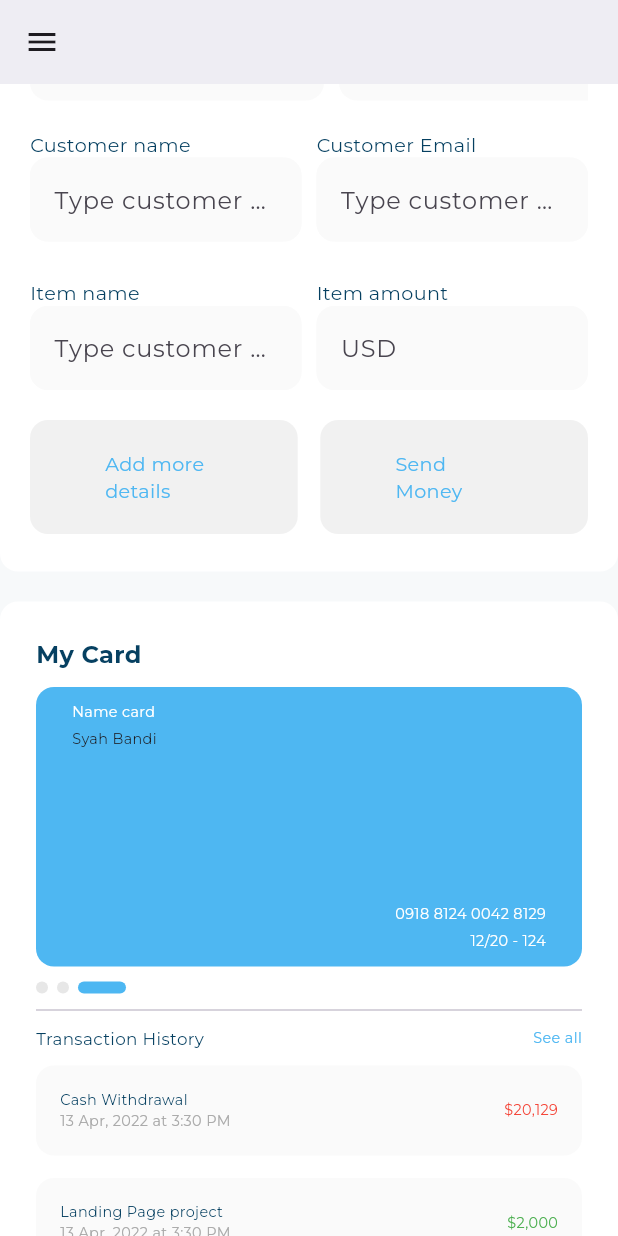
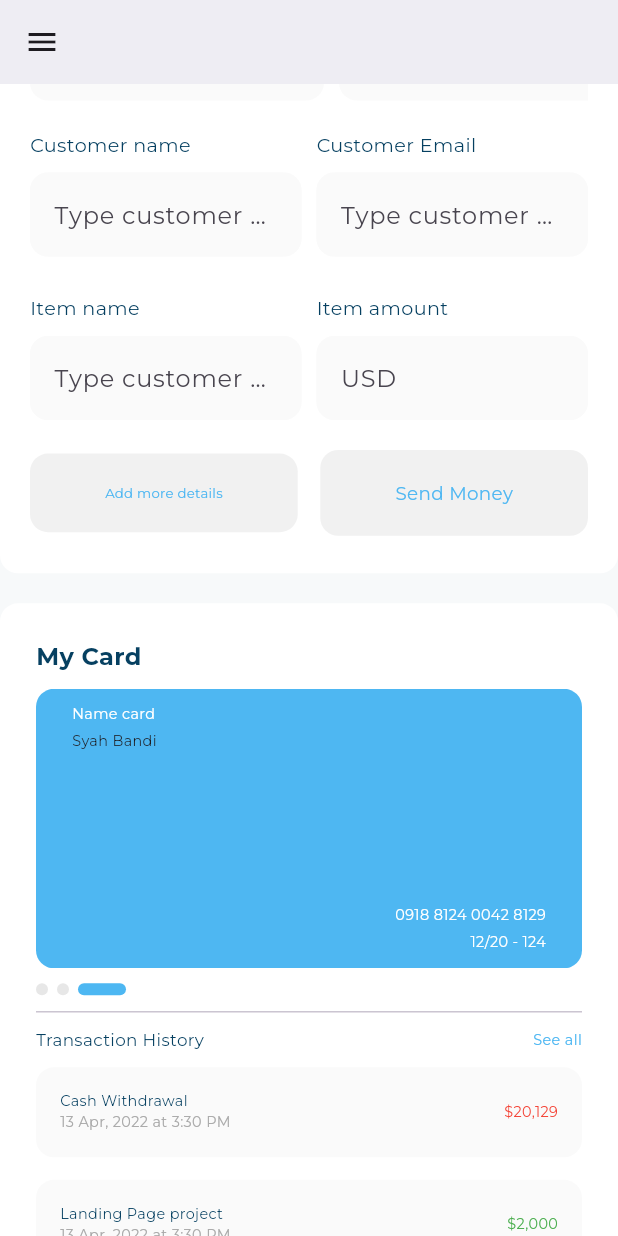
Before and after one commit to Alaanaser714/DashBoard, a Flutter app: the screen it shows after launch, scrolled down 576 dp, on a phone screen of 412 x 824 dp. Run offline on Flutter 3.47's test engine with Material 3 defaults, Android fonts, the phone set to English and light mode, and no system bars; drawn by our look-alikes of expandable_page_view; our stand-ins replace device_preview, fl_chart, flutter_svg; project files that could hold a hidden picture were left out.

Commit message:
edit text field

```diff
--- /dev/null
+++ b/devtools_options.yaml
@@ -0,0 +1,3 @@
+description: This file stores settings for Dart & Flutter DevTools.
+documentation: https://docs.flutter.dev/tools/devtools/extensions#configure-extension-enablement-states
+extensions:
--- a/lib/views/widgets/custom_button.dart
+++ b/lib/views/widgets/custom_button.dart
@@ -22,10 +22,12 @@ class CustomButton extends StatelessWidget {
       ),
       child: Padding(
         padding: const EdgeInsets.symmetric(horizontal: 50, vertical: 20.0),
-        child: Text(
-          text,
-          style: AppStyles.f16w500(context).copyWith(
-            color: isActive ? Colors.white : AppColors.primaryColor,
+        child: FittedBox(
+          child: Text(
+            text,
+            style: AppStyles.f16w500(context).copyWith(
+              color: isActive ? Colors.white : AppColors.primaryColor,
+            ),
           ),
         ),
       ),
--- a/lib/views/widgets/custom_text_field.dart
+++ b/lib/views/widgets/custom_text_field.dart
@@ -22,9 +22,11 @@ class CustomTextField extends StatelessWidget {
             style: AppStyles.f16w500(context).copyWith(
               color: AppColors.secondColor,
             )),
+        SizedBox(
+          height: 10,
+        ),
         TextField(
           decoration: InputDecoration(
-
             hintText: hintText,
             filled: true,
             fillColor: Color(0xffFAFAFA),
```
Also changed, not shown: lib/views/widgets/all_expenses/active_all_expenses_item.dart (+5 -4 lines).
